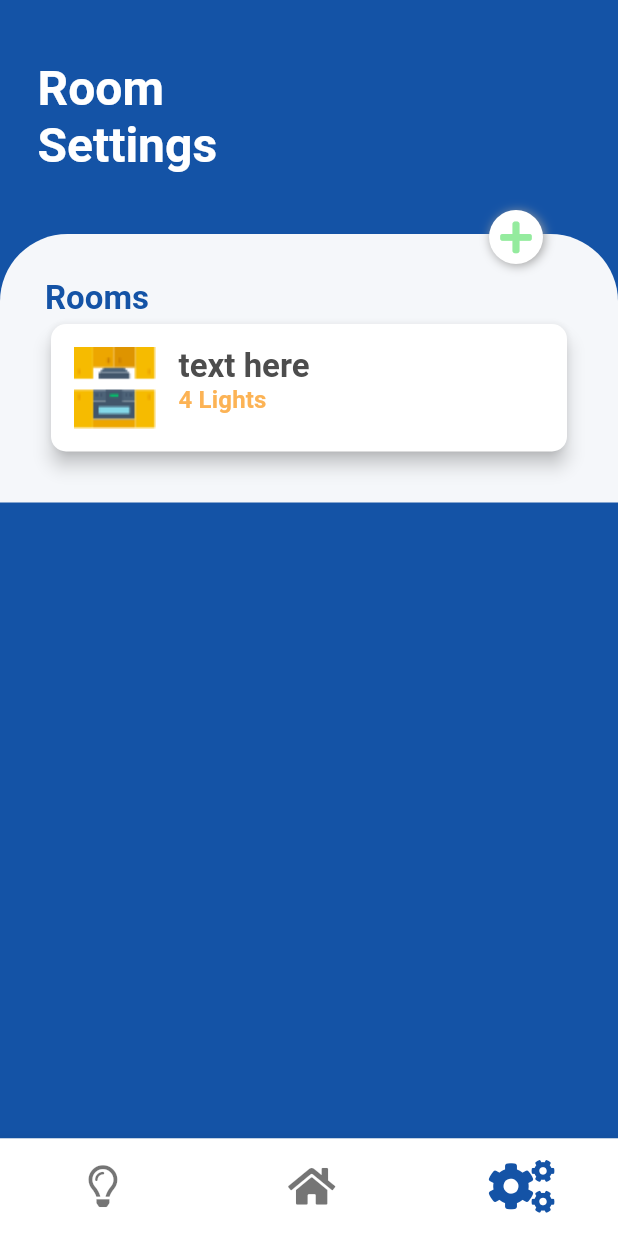
After one commit to jfrsbg/light_control_app, a Flutter app: the screen it shows after launch, item 3 of the bottom bar chosen, on a phone screen of 412 x 824 dp. The commit adds this screen. Run offline on Flutter 3.47's test engine with Material 2 defaults, Android fonts, the phone set to English and light mode, and no system bars; our stand-ins replace flutter_mobx, font_awesome_flutter, get_it, mobx; missing offline and left inert: flutter_circle_color_picker; generated files the repository leaves out were written again.

Commit message:
created objects and tab for settings

```diff
--- a/lib/MainScreen.dart
+++ b/lib/MainScreen.dart
@@ -1,7 +1,8 @@
 import 'package:flutter/material.dart';
 import 'package:font_awesome_flutter/font_awesome_flutter.dart';
-import 'package:light_control/control_panel/ControlPanelPage.dart';
+import 'package:light_control/home/HomePage.dart';
 import 'package:light_control/room/RoomPage.dart';
+import 'package:light_control/settings/SettingsPage.dart';
 
 class MainScreen extends StatefulWidget {
   @override
@@ -13,8 +14,8 @@ class _MainScreenState extends State<MainScreen> {
 
   static List<Widget> _widgetOptions = <Widget>[
     RoomPage(),
-    ControlPanelPage(),
-    RoomPage(),
+    HomePage(),
+    SettingsPage(),
   ];
 
   void _onItemTapped(int index) {
--- a/lib/control_panel/ControlPanelPage.dart
+++ b/lib/home/HomePage.dart
@@ -1,8 +1,8 @@
 import 'package:flutter/material.dart';
-import 'package:light_control/control_panel/components/BodyControlPanel.dart';
-import 'package:light_control/control_panel/components/HeaderControlPanel.dart';
+import 'package:light_control/home/components/BodyHome.dart';
+import 'package:light_control/home/components/HeaderHome.dart';
 
-class ControlPanelPage extends StatelessWidget {
+class HomePage extends StatelessWidget {
   @override
   Widget build(BuildContext context) {
     return Stack(
@@ -16,8 +16,8 @@ class ControlPanelPage extends StatelessWidget {
           child: SingleChildScrollView(
             child: Column(
               children: <Widget>[
-                HeaderControlPanel(),
-                BodyControlPanel()
+                HeaderHome(),
+                BodyHome()
               ],
             ),
           )
--- a/lib/control_panel/components/BodyControlPanel.dart
+++ b/lib/home/components/BodyHome.dart
@@ -1,9 +1,8 @@
 import 'package:flutter/cupertino.dart';
 import 'package:flutter/material.dart';
-import 'package:flutter/services.dart';
-import 'package:light_control/control_panel/components/MenuItem.dart';
+import 'package:light_control/home/components/MenuItem.dart';
 
-class BodyControlPanel extends StatelessWidget {
+class BodyHome extends StatelessWidget {
   @override
   Widget build(BuildContext context) {
     return Container(
--- a/lib/control_panel/components/HeaderControlPanel.dart
+++ b/lib/home/components/HeaderHome.dart
@@ -1,6 +1,6 @@
 import 'package:flutter/material.dart';
 
-class HeaderControlPanel extends StatelessWidget {
+class HeaderHome extends StatelessWidget {
   @override
   Widget build(BuildContext context) {
     return Padding(
--- /dev/null
+++ b/lib/models/RoomModel.dart
@@ -0,0 +1,11 @@
+import 'package:flutter/material.dart';
+import 'package:light_control/models/RoomPartsModel.dart';
+
+class RoomModel{
+  int id;
+  String name;
+  int numberOfLights;
+  String imagePath;
+  Image imageObject;
+  RoomPartsModel roomParts;
+}
--- /dev/null
+++ b/lib/models/RoomPartsModel.dart
@@ -0,0 +1,11 @@
+import 'package:flutter/material.dart';
+
+class RoomPartsModel{
+  int id;
+  String name;
+  Icon icon;
+  Color selectedColor;
+  List<Colors> colors;
+  bool lightOn;
+  double intensity;
+}
--- /dev/null
+++ b/lib/settings/SettingsPage.dart
@@ -0,0 +1,58 @@
+import 'package:flutter/material.dart';
+import 'package:font_awesome_flutter/font_awesome_flutter.dart';
+import 'package:light_control/settings/components/BodySettings.dart';
+import 'package:light_control/settings/components/HeaderSettings.dart';
+import 'package:light_control/theme/DefaultTheme.dart';
+
+class SettingsPage extends StatelessWidget {
+  @override
+  Widget build(BuildContext context) {
+	return Stack(
+	  children: <Widget>[
+		Container(
+		  width: MediaQuery.of(context).size.width,
+		  color: Theme.of(context).accentColor,
+		),
+
+		//Header and Body
+		SafeArea(
+			child: SingleChildScrollView(
+			  child: Stack(
+				children: <Widget>[
+				  Column(
+					children: <Widget>[
+					  HeaderSettings(),
+					  BodySettings()
+					],
+				  ),
+
+				  //Add button
+				  Positioned(
+					right: 50,
+					top: 140,
+					child: InkWell(
+					  child: Container(
+						  decoration: BoxDecoration(
+							  color: Theme.of(context).primaryColor,
+							  borderRadius: BorderRadius.all(Radius.circular(20)),
+							  boxShadow: [
+								BoxShadow(offset: Offset(1, 1), color: Colors.grey, blurRadius: 5)
+							  ]
+						  ),
+						  child: Padding(
+							padding: const EdgeInsets.all(6.0),
+							child: Icon(FontAwesomeIcons.plus,
+							  color: DefaultColors.powerOn ,
+							),
+						  )
+					  ),
+					),
+				  ),
+				],
+			  ),
+			)
+		),
+	  ],
+	);
+  }
+}
--- /dev/null
+++ b/lib/settings/components/BodySettings.dart
@@ -0,0 +1,36 @@
+import 'package:flutter/material.dart';
+import 'package:light_control/settings/components/RoomItem.dart';
+
+class BodySettings extends StatelessWidget {
+  @override
+  Widget build(BuildContext context) {
+    return Container(
+      width: MediaQuery.of(context).size.width,
+      decoration: BoxDecoration(
+          color: Theme.of(context).backgroundColor,
+          borderRadius: BorderRadius.only(
+              topLeft: Radius.circular(45),
+              topRight: Radius.circular(45)
+          )
+      ),
+      child: Padding(
+        padding: const EdgeInsets.symmetric(vertical: 30, horizontal: 30),
+        child: Column(
+          crossAxisAlignment: CrossAxisAlignment.start,
+          children: <Widget>[
+            Row(
+              children: <Widget>[
+                Text("Rooms", style: Theme.of(context).textTheme.bodyText1,)
+              ],
+            ),
+            Column(
+              children: <Widget>[
+                RoomItem()
+              ],
+            )
+          ],
+        ),
+      ),
+    );
+  }
+}
--- /dev/null
+++ b/lib/settings/components/HeaderSettings.dart
@@ -0,0 +1,28 @@
+import 'package:flutter/material.dart';
+
+class HeaderSettings extends StatelessWidget {
+  @override
+  Widget build(BuildContext context) {
+    return Padding(
+	  padding: const EdgeInsets.symmetric(horizontal: 25, vertical: 40),
+	  child: Row(
+		children: <Widget>[
+		  Expanded(
+			child: Column(
+			  crossAxisAlignment: CrossAxisAlignment.start,
+			  children: <Widget>[
+				Container(
+				  width: 120,
+				  child: Text(
+					"Room Settings",
+					style: Theme.of(context).textTheme.headline1,
+				  ),
+				),
+			  ],
+			),
+		  ),
+		],
+	  ),
+	);
+  }
+}
--- /dev/null
+++ b/lib/settings/components/RoomItem.dart
@@ -0,0 +1,33 @@
+import 'package:flutter/material.dart';
+
+class RoomItem extends StatelessWidget {
+  @override
+  Widget build(BuildContext context) {
+    return Card(
+	  shape: RoundedRectangleBorder(
+		  borderRadius: BorderRadius.all(Radius.circular(10))
+	  ),
+	  elevation: 5,
+	  child: Padding(
+		padding: const EdgeInsets.all(15.0),
+		child: Row(
+		  crossAxisAlignment: CrossAxisAlignment.start,
+		  mainAxisAlignment: MainAxisAlignment.center,
+		  children: <Widget>[
+			Image.asset("assets/images/kitchen.png", width: 55, fit: BoxFit.cover,),
+			SizedBox(width: 15,),
+			Expanded(
+			  child: Column(
+				crossAxisAlignment: CrossAxisAlignment.start,
+			  	children: <Widget>[
+			  	  Text("text here", style: Theme.of(context).textTheme.headline6,),
+			  	  Text("4 Lights", style: Theme.of(context).textTheme.subtitle2,),
+			  	],
+			  ),
+			),
+		  ],
+		),
+	  ),
+	);
+  }
+}
--- a/lib/theme/DefaultTheme.dart
+++ b/lib/theme/DefaultTheme.dart
@@ -17,7 +17,7 @@ class DefaultTheme {
     primaryColorDark: DefaultColors.primaryDark,
     accentColor: DefaultColors.secondary,
     backgroundColor: DefaultColors.background,
-    textTheme: _textThemeDefault(base.textTheme)
+    textTheme: _textThemeDefault(base.textTheme),
   );
 }
 
```
Also changed, not shown: lib/home/components/MenuItem.dart (renamed from lib/control_panel/components/MenuItem.dart).
